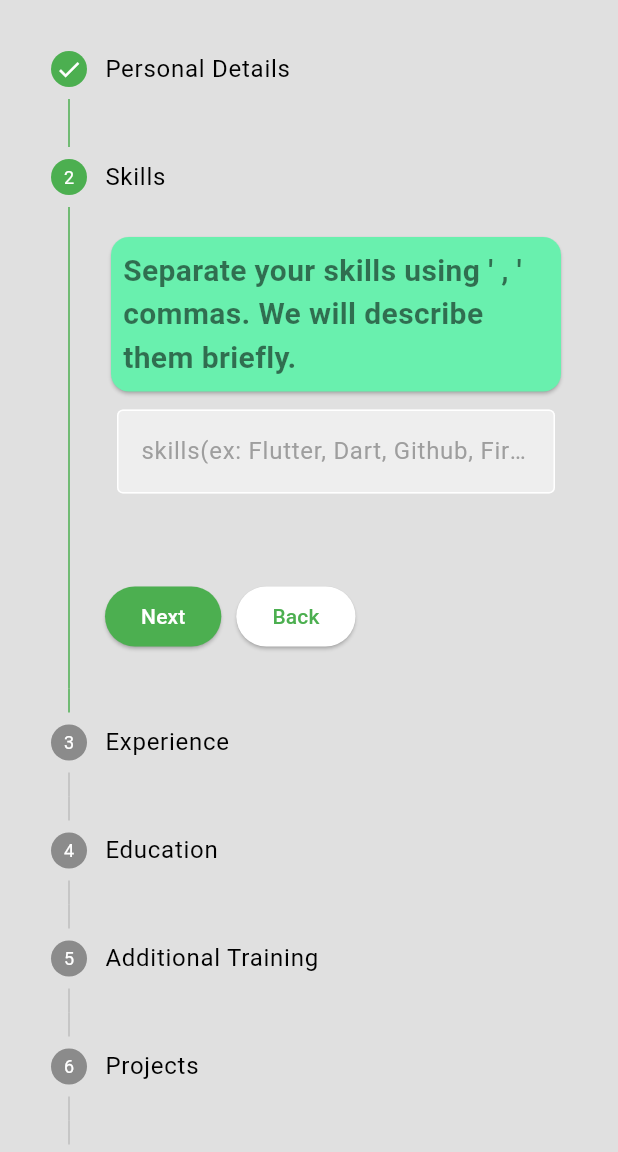
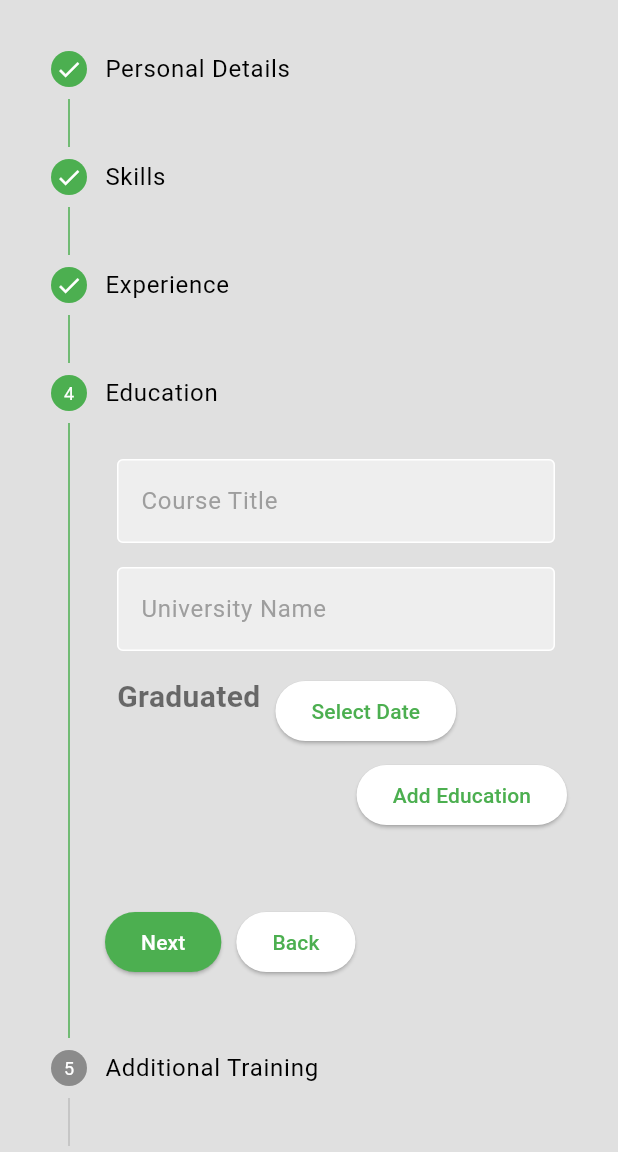
Before and after one commit to itssadil/resume.ai, a Flutter app: the screen it shows after launch, on a phone screen of 412 x 824 dp, the part 84-1236 px from its top. Run offline on Flutter 3.47's test engine with Material 3 defaults, Android fonts, the phone set to English and light mode, and no system bars; our stand-ins replace google_generative_ai.

Commit message:
step 4 added

```diff
--- a/lib/main.dart
+++ b/lib/main.dart
@@ -1,10 +1,11 @@
 import 'package:flutter/material.dart';
 import 'package:provider/provider.dart';
+import 'package:resumeai/providers/addEducationProvider.dart';
 import 'package:resumeai/providers/addExperienceProvider.dart';
 import 'package:resumeai/providers/employmentDateProvider.dart';
 import 'package:resumeai/providers/profileLinkProvider.dart';
 import 'package:resumeai/providers/stepperProvider.dart';
-import 'package:resumeai/screens/homeScreen/homeScreen.dart';
+import 'package:resumeai/screens/homeScreen.dart';
 
 const apiKey = "AIzaSyAFRNqPSeiWDOOI9GEyik2d9H00_z_ItTk";
 
@@ -15,6 +16,7 @@ void main() {
       ChangeNotifierProvider(create: (context) => ProfileLinkProvider()),
       ChangeNotifierProvider(create: (context) => EmploymentDateProvider()),
       ChangeNotifierProvider(create: (context) => AddExperienceProvider()),
+      ChangeNotifierProvider(create: (context) => AddEducationProvider()),
     ],
     child: MyApp(),
   ));
--- /dev/null
+++ b/lib/providers/addEducationProvider.dart
@@ -0,0 +1,34 @@
+import 'package:flutter/material.dart';
+
+class AddEducationProvider with ChangeNotifier {
+  final List<TextEditingController> _studyTitleController =
+      List.generate(1, (index) => TextEditingController());
+  List<TextEditingController> get studyTitleController => _studyTitleController;
+
+  final List<TextEditingController> _universityNameController =
+      List.generate(1, (index) => TextEditingController());
+  List<TextEditingController> get universityNameController =>
+      _universityNameController;
+
+  final List<DateTime> _studyFromDate = [];
+  List get studyFromDate => _studyFromDate;
+
+  final List<DateTime> _studyToDate = [];
+  List get studyToDate => _studyToDate;
+
+  void addValue() {
+    _studyTitleController.add(TextEditingController());
+    _universityNameController.add(TextEditingController());
+    notifyListeners();
+  }
+
+  void addFromTime(value) {
+    _studyFromDate.add(value);
+    notifyListeners();
+  }
+
+  void addToTime(value) {
+    _studyToDate.add(value);
+    notifyListeners();
+  }
+}
--- a/lib/providers/stepperProvider.dart
+++ b/lib/providers/stepperProvider.dart
@@ -1,7 +1,7 @@
 import 'package:flutter/material.dart';
 
 class StepperProvider with ChangeNotifier {
-  int _currentStep = 1;
+  int _currentStep = 3;
   int get currentStep => _currentStep;
 
   void continueStep() {
--- a/lib/screens/mainScreen/cvForm.dart
+++ b/lib/screens/cvForm.dart
@@ -3,9 +3,10 @@ import 'package:google_generative_ai/google_generative_ai.dart';
 import 'package:provider/provider.dart';
 import 'package:resumeai/consts.dart';
 import 'package:resumeai/providers/stepperProvider.dart';
-import 'package:resumeai/widgets/cvSteps/step1.dart';
+import 'package:resumeai/widgets/cvSteps/step1/step1.dart';
 import 'package:resumeai/widgets/cvSteps/step2.dart';
-import 'package:resumeai/widgets/cvSteps/step3.dart';
+import 'package:resumeai/widgets/cvSteps/step3/step3.dart';
+import 'package:resumeai/widgets/cvSteps/step4/step4.dart';
 
 class CvForm extends StatefulWidget {
   const CvForm({Key? key}) : super(key: key);
@@ -40,7 +41,7 @@ class _CvFormState extends State<CvForm> {
   Widget build(BuildContext context) {
     return SingleChildScrollView(
       child: Padding(
-        padding: EdgeInsets.all(10),
+        padding: const EdgeInsets.all(10),
         child: Consumer<StepperProvider>(
           builder: (context, value, child) {
             return Stepper(
@@ -66,7 +67,7 @@ class _CvFormState extends State<CvForm> {
                 final isLastStep = value.currentStep ==
                     getStep(currentStep: value.currentStep).length - 1;
                 return Container(
-                  margin: EdgeInsets.only(top: 50),
+                  margin: const EdgeInsets.only(top: 50),
                   child: Row(
                     children: [
                       ElevatedButton(
@@ -103,25 +104,25 @@ class _CvFormState extends State<CvForm> {
         state: currentStep > 0 ? StepState.complete : StepState.indexed,
         isActive: currentStep >= 0,
         title: const Text("Personal Details"),
-        content: Step1(),
+        content: const Step1(),
       ),
       Step(
         state: currentStep > 1 ? StepState.complete : StepState.indexed,
         isActive: currentStep >= 1,
         title: const Text("Skills"),
-        content: Step2(),
+        content: const Step2(),
       ),
       Step(
         state: currentStep > 2 ? StepState.complete : StepState.indexed,
         isActive: currentStep >= 2,
         title: const Text("Experience"),
-        content: Step3(),
+        content: const Step3(),
       ),
       Step(
         state: currentStep > 3 ? StepState.complete : StepState.indexed,
         isActive: currentStep >= 3,
         title: const Text("Education"),
-        content: Container(),
+        content: const Step4(),
       ),
       Step(
         state: currentStep > 4 ? StepState.complete : StepState.indexed,
--- a/lib/screens/homeScreen/homeScreen.dart
+++ b/lib/screens/homeScreen.dart
@@ -1,5 +1,5 @@
 import 'package:flutter/material.dart';
-import 'package:resumeai/screens/mainScreen/cvForm.dart';
+import 'package:resumeai/screens/cvForm.dart';
 
 class HomeScreen extends StatelessWidget {
   const HomeScreen({Key? key}) : super(key: key);
--- a/lib/screens/splashScreen.dart
+++ b/lib/screens/splashScreen.dart
@@ -1,7 +1,7 @@
 import 'dart:async';
 
 import 'package:flutter/material.dart';
-import 'package:resumeai/screens/homeScreen/homeScreen.dart';
+import 'package:resumeai/screens/homeScreen.dart';
 
 class SplashScreen extends StatefulWidget {
   const SplashScreen({Key? key}) : super(key: key);
--- a/lib/widgets/addOption.dart
+++ b/lib/widgets/addOption.dart
@@ -1,17 +1,20 @@
 import 'package:flutter/material.dart';
-import 'package:resumeai/widgets/cvSteps/stepsUI/addExperience.dart';
-import 'package:resumeai/widgets/cvSteps/stepsUI/profileLinkes.dart';
+import 'package:resumeai/widgets/cvSteps/step1/profileLinkes.dart';
+import 'package:resumeai/widgets/cvSteps/step3/addExperience.dart';
+import 'package:resumeai/widgets/cvSteps/step4/addEducation.dart';
 
 class AddOption extends StatefulWidget {
   AddOption({
     Key? key,
     required this.itemCount,
+    required this.whoIs,
     this.urlControllers,
     this.urlNameControllers,
     this.jobTitleController,
     this.companyNameController,
     this.locationController,
-    required this.whoIs,
+    this.studyTitleController,
+    this.universityNameController,
   }) : super(key: key);
 
   final int itemCount;
@@ -21,6 +24,8 @@ class AddOption extends StatefulWidget {
   List<TextEditingController>? jobTitleController;
   List<TextEditingController>? companyNameController;
   List<TextEditingController>? locationController;
+  List<TextEditingController>? studyTitleController;
+  List<TextEditingController>? universityNameController;
 
   @override
   State<AddOption> createState() => _AddOptionState();
@@ -47,8 +52,14 @@ class _AddOptionState extends State<AddOption> {
               locationController: widget.locationController![index],
               index: index,
             );
+          case "step4":
+            return AddEducation(
+              studyTitleController: widget.studyTitleController![index],
+              universityNameController: widget.universityNameController![index],
+              index: index,
+            );
           default:
-            return Container();
+            return const CircularProgressIndicator();
         }
       },
     );
--- /dev/null
+++ b/lib/widgets/cvSteps/step4/addEducation.dart
@@ -0,0 +1,122 @@
+import 'package:flutter/material.dart';
+import 'package:provider/provider.dart';
+import 'package:resumeai/providers/addEducationProvider.dart';
+import 'package:resumeai/providers/employmentDateProvider.dart';
+import 'package:resumeai/widgets/customTextField.dart';
+
+class AddEducation extends StatelessWidget {
+  AddEducation({
+    Key? key,
+    required this.studyTitleController,
+    required this.universityNameController,
+    required this.index,
+  }) : super(key: key);
+  final TextEditingController studyTitleController;
+  final TextEditingController universityNameController;
+  final int index;
+
+  @override
+  Widget build(BuildContext context) {
+    Future<DateTime?> _selectDate(BuildContext context, bool isFromDate) async {
+      final initialDate = DateTime.now(); // Set initial date as today
+
+      final pickedDate = await showDatePicker(
+        context: context,
+        initialDate: initialDate,
+        firstDate: DateTime(1971, 8, 1), // Optional minimum allowed date
+        lastDate: initialDate, // Optional maximum allowed date
+      );
+
+      if (pickedDate != null) {
+        final employmentDateProvider =
+            Provider.of<EmploymentDateProvider>(context, listen: false);
+
+        // final addEducationProvider =
+        //     Provider.of<AddEducationProvider>(context, listen: false);
+        //
+        // isFromDate
+        //     ? addEducationProvider.addFromTime(pickedDate)
+        //     : addEducationProvider.addToTime(pickedDate);
+
+        employmentDateProvider.changeDate(isFromDate, pickedDate);
+
+        return pickedDate;
+      } else {
+        // User canceled the picker
+        return null;
+      }
+    }
+
+    String _formatDate(DateTime date) {
+      // Extract year, month, and day as strings
+      final year = date.year.toString();
+      final month =
+          date.month.toString().padLeft(2, '0'); // Pad month with leading zero
+      final day =
+          date.day.toString().padLeft(2, '0'); // Pad day with leading zero
+
+      return '$day-$month-$year'; // Combine formatted components
+    }
+
+    return Column(
+      children: [
+        CustomTextField(
+            controller: studyTitleController, labelText: "Course Title"),
+        CustomTextField(
+            controller: universityNameController, labelText: "University Name"),
+        Padding(
+          padding: const EdgeInsets.all(8.0),
+          child: Align(
+            alignment: Alignment.topLeft,
+            child: Consumer<EmploymentDateProvider>(
+              builder: (context, value, child) {
+                return Consumer<AddEducationProvider>(
+                  builder: (context, addExValue, child) {
+                    return Wrap(
+                      children: [
+                        const Text(
+                          "Graduated",
+                          style: TextStyle(
+                            fontSize: 20,
+                            fontWeight: FontWeight.bold,
+                            color: Colors.black54,
+                          ),
+                        ),
+                        SizedBox(width: 10),
+                        ElevatedButton(
+                          onPressed: () => _selectDate(context, true),
+                          child: addExValue.studyFromDate.length >= index + 1 &&
+                                  addExValue.studyFromDate.isNotEmpty &&
+                                  _formatDate(
+                                          addExValue.studyFromDate[index]) !=
+                                      "01-01-3030"
+                              ? Text(
+                                  _formatDate(addExValue.studyFromDate[index]))
+                              : value.fromDate != null
+                                  ? Text(_formatDate(value.fromDate!))
+                                  : const Text('Select Date'),
+                        ),
+                        // SizedBox(width: 10),
+                        // ElevatedButton(
+                        //   onPressed: () => _selectDate(context, false),
+                        //   child: addExValue.studyToDate.length >= index + 1 &&
+                        //           addExValue.studyToDate.isNotEmpty &&
+                        //           _formatDate(addExValue.studyToDate[index]) !=
+                        //               "01-01-3030"
+                        //       ? Text(_formatDate(addExValue.studyToDate[index]))
+                        //       : value.toDate != null
+                        //           ? Text(_formatDate(value.toDate!))
+                        //           : const Text('To'),
+                        // ),
+                      ],
+                    );
+                  },
+                );
+              },
+            ),
+          ),
+        ),
+      ],
+    );
+  }
+}
--- a/lib/widgets/cvSteps/step3.dart
+++ b/lib/widgets/cvSteps/step4/step4.dart
@@ -1,42 +1,38 @@
 import 'package:flutter/material.dart';
 import 'package:provider/provider.dart';
-import 'package:resumeai/providers/addExperienceProvider.dart';
+import 'package:resumeai/providers/addEducationProvider.dart';
 import 'package:resumeai/providers/employmentDateProvider.dart';
 import 'package:resumeai/widgets/addBtn.dart';
 import 'package:resumeai/widgets/addOption.dart';
 
-class Step3 extends StatefulWidget {
-  const Step3({Key? key}) : super(key: key);
+class Step4 extends StatefulWidget {
+  const Step4({Key? key}) : super(key: key);
 
   @override
-  State<Step3> createState() => _Step3State();
+  State<Step4> createState() => _Step4State();
 }
 
-class _Step3State extends State<Step3> {
+class _Step4State extends State<Step4> {
   @override
   Widget build(BuildContext context) {
-    final TextEditingController jobTitleController = TextEditingController();
-    final TextEditingController companyNameController = TextEditingController();
-    final TextEditingController locationController = TextEditingController();
     return Column(
       children: [
-        Consumer<AddExperienceProvider>(
+        Consumer<AddEducationProvider>(
           builder: (context, value, child) {
             return AddOption(
-              itemCount: value.jobTitleController.length,
-              whoIs: "step2",
-              jobTitleController: value.jobTitleController,
-              companyNameController: value.companyNameController,
-              locationController: value.locationController,
+              itemCount: value.studyTitleController.length,
+              whoIs: "step4",
+              studyTitleController: value.studyTitleController,
+              universityNameController: value.universityNameController,
             );
           },
         ),
-        Consumer<AddExperienceProvider>(
+        Consumer<AddEducationProvider>(
           builder: (context, value, child) {
             return CustomAddButton(
               onPressed: () {
-                for (var item in value.jobTitleController) {
-                  print(item);
+                for (var item in value.studyTitleController) {
+                  print(item.text);
                 }
                 // currentProfile.addProfile();
 
@@ -48,7 +44,7 @@ class _Step3State extends State<Step3> {
 
                 employmentDate.nullValue();
               },
-              title: "Add Experience",
+              title: "Add Education",
             );
           },
         ),
```
Also changed, not shown: lib/widgets/cvSteps/step3/step3.dart (added, +55 -0 lines), lib/widgets/cvSteps/step1/profileLinkes.dart (renamed from lib/widgets/cvSteps/stepsUI/profileLinkes.dart), lib/widgets/cvSteps/step1/step1.dart (renamed from lib/widgets/cvSteps/step1.dart), lib/widgets/cvSteps/step3/addExperience.dart (renamed from lib/widgets/cvSteps/stepsUI/addExperience.dart).
